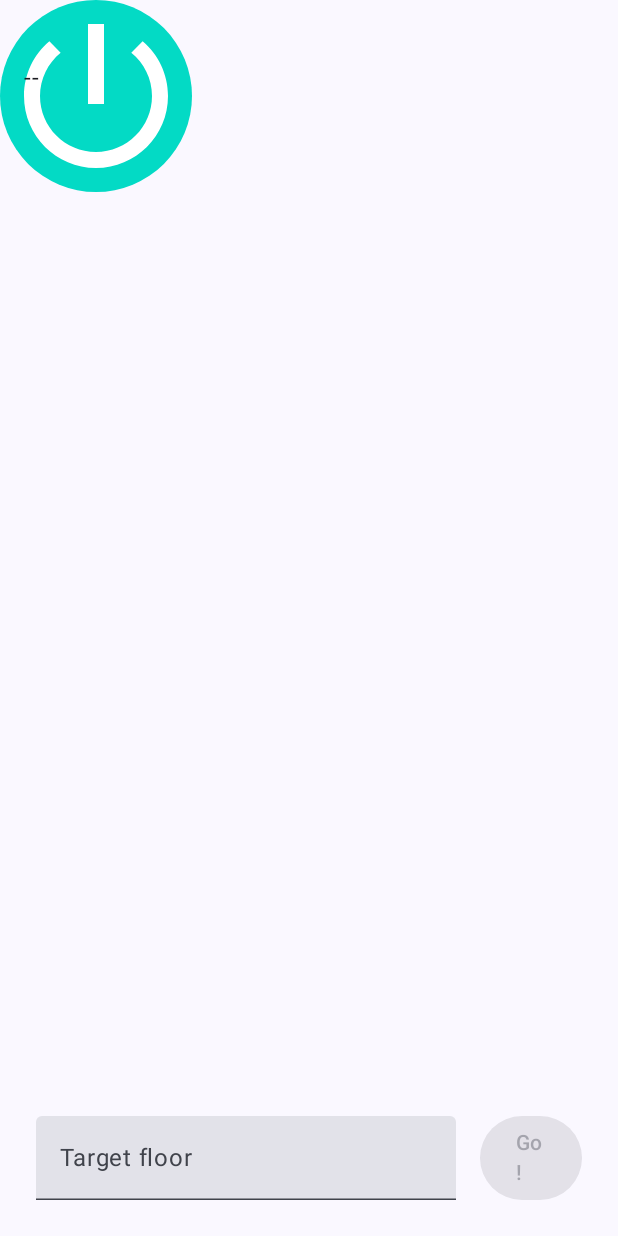
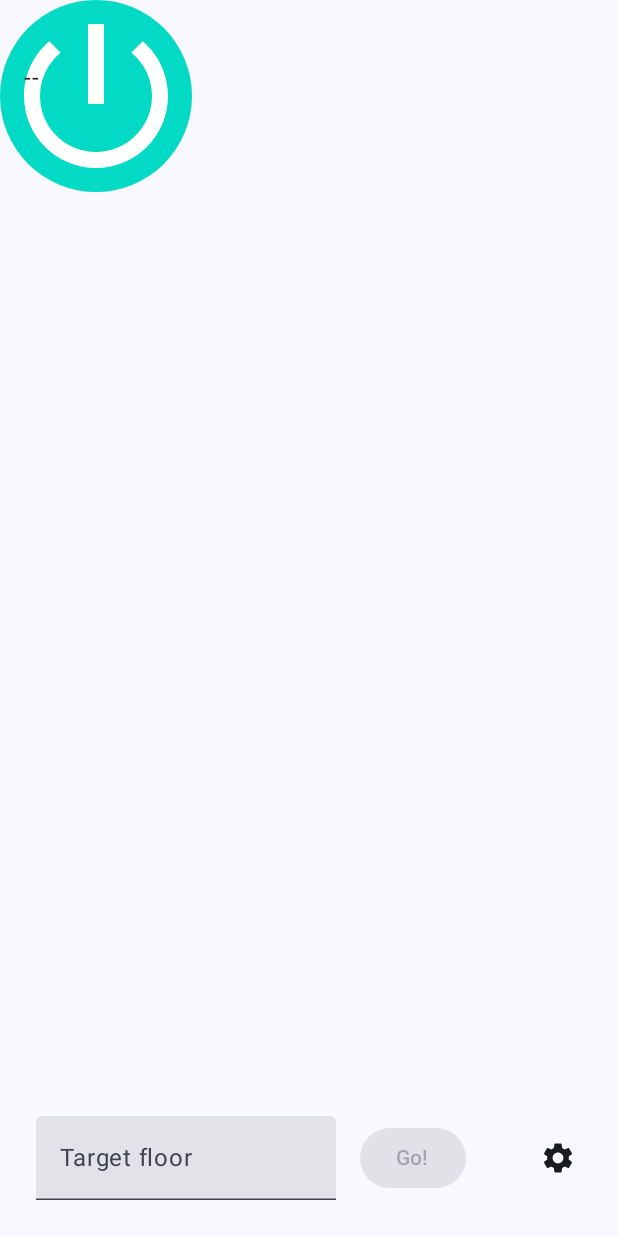
Before and after one commit to cson2701/elevator-simulator, an Android app built with Jetpack Compose: the composable ElevatorView shown on its own in the app's theme, on a phone screen of 412 x 824 dp. Run offline under Robolectric (Android 15) with nearby library versions, the phone set to English and light mode, and no system bars; our stand-ins replace livedata-compose.

Commit message:
Add a button to go to elevator config

```diff
--- a/app/src/main/java/com/example/elevatorsimulator/MainActivity.kt
+++ b/app/src/main/java/com/example/elevatorsimulator/MainActivity.kt
@@ -1,6 +1,5 @@
 package com.example.elevatorsimulator
 
-import android.content.Intent
 import android.os.Bundle
 import androidx.activity.ComponentActivity
 import androidx.activity.compose.setContent
@@ -10,7 +9,6 @@ import androidx.compose.material3.MaterialTheme
 import androidx.compose.material3.Surface
 import androidx.compose.ui.Modifier
 import com.example.elevatorsimulator.elevator.ElevatorViewModel
-import com.example.elevatorsimulator.elevator.config.ConfigActivity
 import com.example.elevatorsimulator.elevator.views.ElevatorView
 import com.example.elevatorsimulator.ui.theme.ElevatorSimulatorTheme
 
@@ -30,6 +28,5 @@ class MainActivity : ComponentActivity() {
                 }
             }
         }
-        startActivity(Intent(this, ConfigActivity::class.java))
     }
 }
--- a/app/src/main/java/com/example/elevatorsimulator/elevator/views/ElevatorView.kt
+++ b/app/src/main/java/com/example/elevatorsimulator/elevator/views/ElevatorView.kt
@@ -1,5 +1,6 @@
 package com.example.elevatorsimulator.elevator.views
 
+import android.content.Intent
 import android.widget.Toast
 import androidx.compose.foundation.clickable
 import androidx.compose.foundation.interaction.MutableInteractionSource
@@ -10,11 +11,14 @@ import androidx.compose.foundation.layout.Spacer
 import androidx.compose.foundation.layout.fillMaxSize
 import androidx.compose.foundation.layout.padding
 import androidx.compose.foundation.layout.size
+import androidx.compose.foundation.layout.width
 import androidx.compose.foundation.layout.wrapContentSize
 import androidx.compose.foundation.text.KeyboardOptions
 import androidx.compose.material.ripple.rememberRipple
 import androidx.compose.material3.Button
 import androidx.compose.material3.ExperimentalMaterial3Api
+import androidx.compose.material3.Icon
+import androidx.compose.material3.IconButton
 import androidx.compose.material3.Text
 import androidx.compose.material3.TextField
 import androidx.compose.runtime.Composable
@@ -27,12 +31,14 @@ import androidx.compose.runtime.setValue
 import androidx.compose.ui.Alignment
 import androidx.compose.ui.Modifier
 import androidx.compose.ui.platform.LocalContext
+import androidx.compose.ui.res.painterResource
 import androidx.compose.ui.res.stringResource
 import androidx.compose.ui.text.input.KeyboardType
 import androidx.compose.ui.unit.dp
 import com.example.elevatorsimulator.R
 import com.example.elevatorsimulator.elevator.ElevatorProps
 import com.example.elevatorsimulator.elevator.ElevatorViewModel
+import com.example.elevatorsimulator.elevator.config.ConfigActivity
 import com.example.elevatorsimulator.uicomponents.PowerIcon
 import kotlinx.coroutines.delay
 
@@ -113,10 +119,14 @@ fun ElevatorView(elevatorViewModel: ElevatorViewModel) {
             text = ding,
         )
         Spacer(modifier = Modifier.weight(1f))
-        Row {
+        Row(
+            verticalAlignment = Alignment.CenterVertically
+        ) {
             TextField(
                 singleLine = true,
-                modifier = Modifier.padding(8.dp),
+                modifier = Modifier
+                    .padding(8.dp)
+                    .width(200.dp),
                 value = targetFloorInput,
                 onValueChange = { targetFloorInput = it },
                 placeholder = { Text(text = stringResource(R.string.target_floor)) },
@@ -132,6 +142,17 @@ fun ElevatorView(elevatorViewModel: ElevatorViewModel) {
             ) {
                 Text(text = "Go!")
             }
+            Spacer(modifier = Modifier.weight(1f))
+            IconButton(
+                onClick = {
+                    context.startActivity(Intent(context, ConfigActivity::class.java))
+                },
+            ) {
+                Icon(
+                    painter = painterResource(id = R.drawable.ic_settings),
+                    contentDescription = "Config"
+                )
+            }
         }
     }
 }
--- /dev/null
+++ b/app/src/main/res/drawable/ic_settings.xml
@@ -0,0 +1,10 @@
+<vector xmlns:android="http://schemas.android.com/apk/res/android"
+    android:width="24dp"
+    android:height="24dp"
+    android:tint="#000000"
+    android:viewportWidth="24"
+    android:viewportHeight="24">
+    <path
+        android:fillColor="@android:color/white"
+        android:pathData="M19.14,12.94c0.04,-0.3 0.06,-0.61 0.06,-0.94c0,-0.32 -0.02,-0.64 -0.07,-0.94l2.03,-1.58c0.18,-0.14 0.23,-0.41 0.12,-0.61l-1.92,-3.32c-0.12,-0.22 -0.37,-0.29 -0.59,-0.22l-2.39,0.96c-0.5,-0.38 -1.03,-0.7 -1.62,-0.94L14.4,2.81c-0.04,-0.24 -0.24,-0.41 -0.48,-0.41h-3.84c-0.24,0 -0.43,0.17 -0.47,0.41L9.25,5.35C8.66,5.59 8.12,5.92 7.63,6.29L5.24,5.33c-0.22,-0.08 -0.47,0 -0.59,0.22L2.74,8.87C2.62,9.08 2.66,9.34 2.86,9.48l2.03,1.58C4.84,11.36 4.8,11.69 4.8,12s0.02,0.64 0.07,0.94l-2.03,1.58c-0.18,0.14 -0.23,0.41 -0.12,0.61l1.92,3.32c0.12,0.22 0.37,0.29 0.59,0.22l2.39,-0.96c0.5,0.38 1.03,0.7 1.62,0.94l0.36,2.54c0.05,0.24 0.24,0.41 0.48,0.41h3.84c0.24,0 0.44,-0.17 0.47,-0.41l0.36,-2.54c0.59,-0.24 1.13,-0.56 1.62,-0.94l2.39,0.96c0.22,0.08 0.47,0 0.59,-0.22l1.92,-3.32c0.12,-0.22 0.07,-0.47 -0.12,-0.61L19.14,12.94zM12,15.6c-1.98,0 -3.6,-1.62 -3.6,-3.6s1.62,-3.6 3.6,-3.6s3.6,1.62 3.6,3.6S13.98,15.6 12,15.6z" />
+</vector>
```
